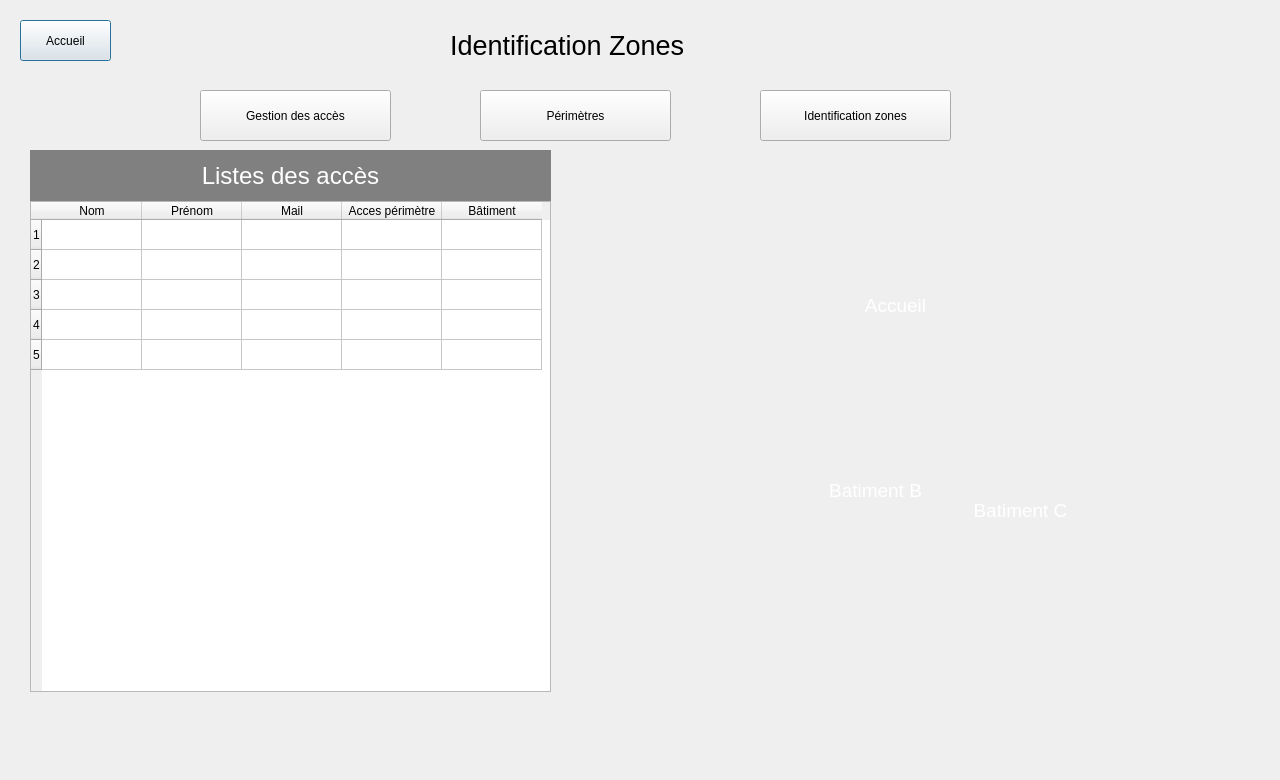
The window that Projet_Ajour/zones.ui (simzrch/Projet_Entremont) describes before a commit, drawn with Qt 5.
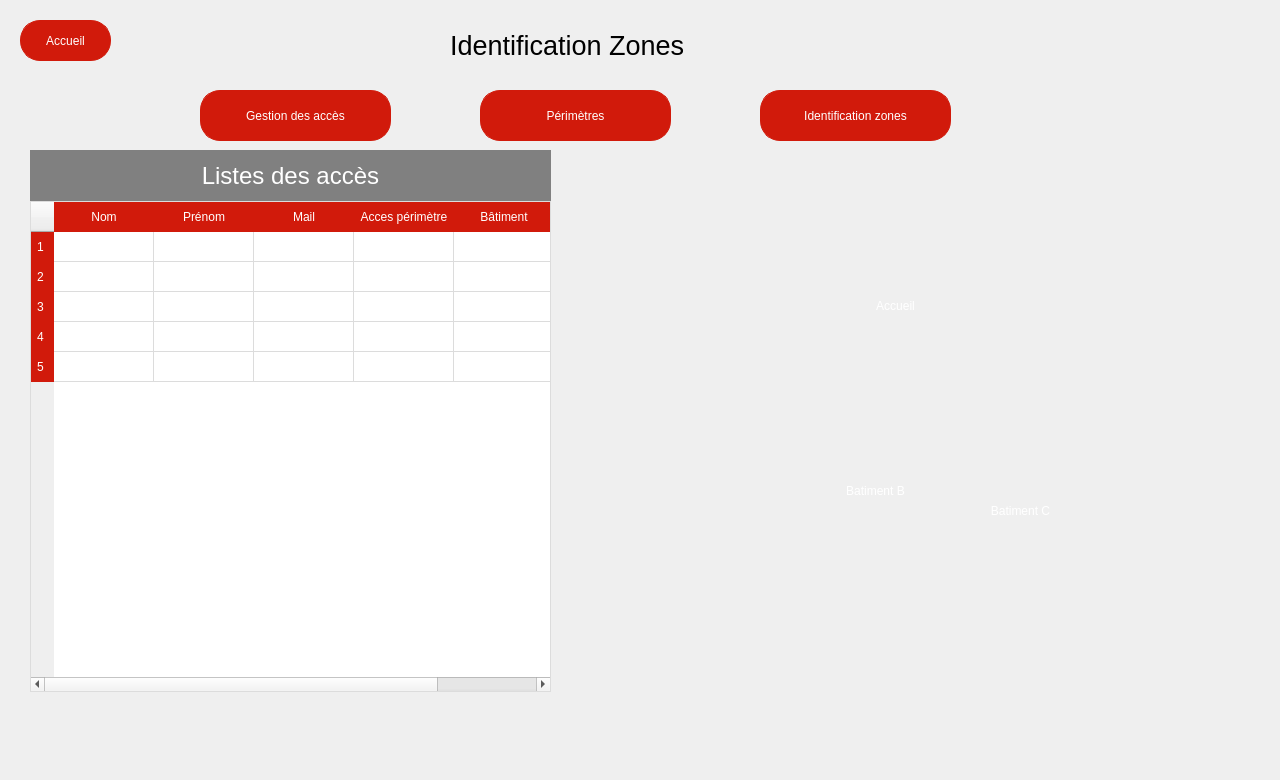
The same window after the commit. Icons and pictures are not drawn.

Commit message: modification de l'interface graphique

```diff
--- a/Projet_Ajour/zones.ui
+++ b/Projet_Ajour/zones.ui
@@ -16,6 +16,37 @@
   <property name="windowTitle">
    <string>Dialog</string>
   </property>
+  <property name="styleSheet">
+   <string notr="true">
+    QPushButton {
+        background-color: #D11A0B;
+        color: white;
+        border-radius: 20px;
+        padding: 0px;
+        border: 1px solid #D11A0B;
+        font-size: 12px;
+    }
+    QPushButton:hover {
+        background-color: #FFFFFF;
+        color: #D11A0B;
+    }
+    QPushButton:pressed {
+        background-color: #FFFFFF;
+        color: #D11A0B;
+    }
+    QTableWidget {
+        background-color: #FFFFFF;
+        border: 1px solid #dcdcdc;
+        gridline-color: #dcdcdc;
+    }
+    QTableWidget QHeaderView::section {
+        background-color: #D11A0B;
+        color: #FFFFFF;
+        padding: 5px;
+        border: 1px solid #D11A0B;
+    }
+   </string>
+  </property>
   <widget class="QPushButton" name="ButtonAccueil">
    <property name="geometry">
     <rect>
```
The commit also changes 3 other files.
